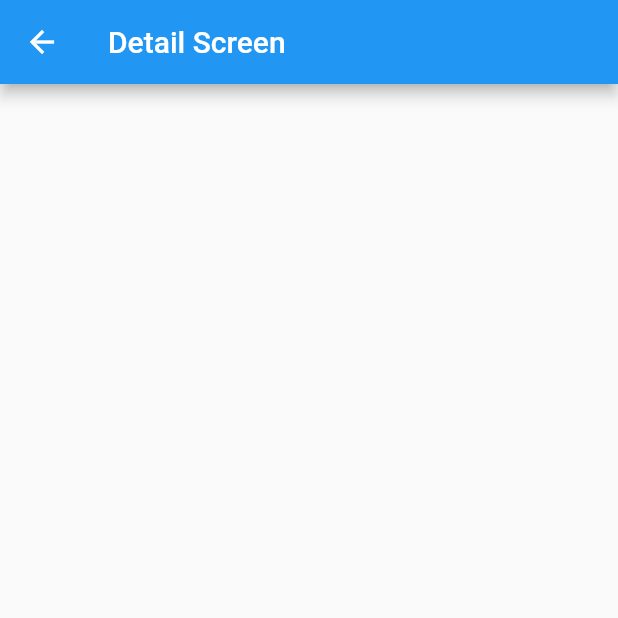
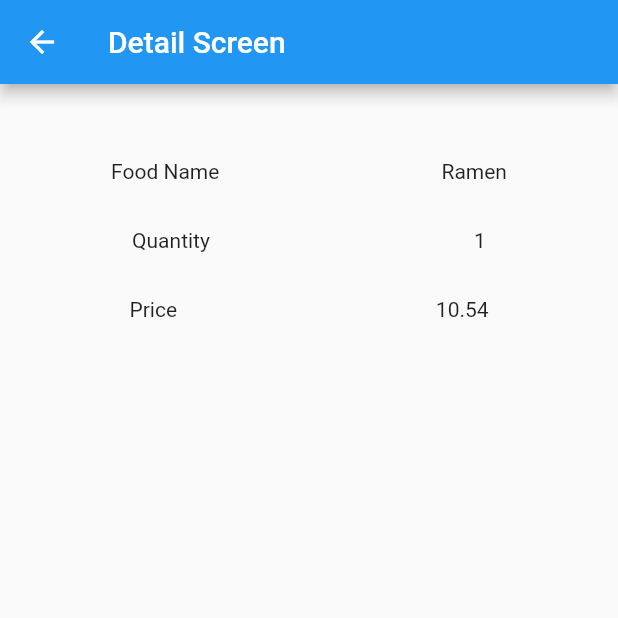
Before and after one commit to Ab3y4/checkout_page, a Flutter app: the screen it shows after launch, after a tap on "Next Page", on a phone screen of 412 x 824 dp, the top half of it. Run offline on Flutter 3.47's test engine with Material 2 defaults, Android fonts, the phone set to English and light mode, and no system bars.

Commit message:
needs to fix some issues

```diff
--- a/lib/detail_screen.dart
+++ b/lib/detail_screen.dart
@@ -1,13 +1,56 @@
+import 'package:checkout_page/home_screen.dart';
 import 'package:flutter/material.dart';
 
 class DetailScreen extends StatelessWidget {
-  const DetailScreen({super.key});
+  DetailScreen(
+      {super.key,
+      required this.foodName,
+      required this.price,
+      required this.quantity});
+
+  double price;
+  String foodName;
+  int quantity;
 
   @override
   Widget build(BuildContext context) {
     return Scaffold(
       appBar: AppBar(
-        title: Text('Detail Screen'),
+        title: const Text('Detail Screen'),
+      ),
+      body: Column(
+        children: [
+          const SizedBox(
+            height: 50,
+          ),
+          Row(
+            mainAxisAlignment: MainAxisAlignment.spaceAround,
+            children: [
+              const Text('Food Name'),
+              Text(dropValue),
+            ],
+          ),
+          const SizedBox(
+            height: 30,
+          ),
+          Row(
+            mainAxisAlignment: MainAxisAlignment.spaceAround,
+            children: [
+              const Text('Quantity'),
+              Text(quantity.toString()),
+            ],
+          ),
+          const SizedBox(
+            height: 30,
+          ),
+          Row(
+            mainAxisAlignment: MainAxisAlignment.spaceAround,
+            children: [
+              const Text('Price'),
+              Text(price.toString()),
+            ],
+          ),
+        ],
       ),
     );
   }
--- a/lib/home_screen.dart
+++ b/lib/home_screen.dart
@@ -118,7 +118,10 @@ class _HomeScreenState extends State<HomeScreen> {
             TextButton(
               onPressed: () {
                 Navigator.push(context, MaterialPageRoute(builder: (context) {
-                  return const DetailScreen();
+                  return DetailScreen(
+                      foodName: dropValue,
+                      price: amount(priceOfFood()),
+                      quantity: quantity);
                 }));
               },
               child: const Text(
```
